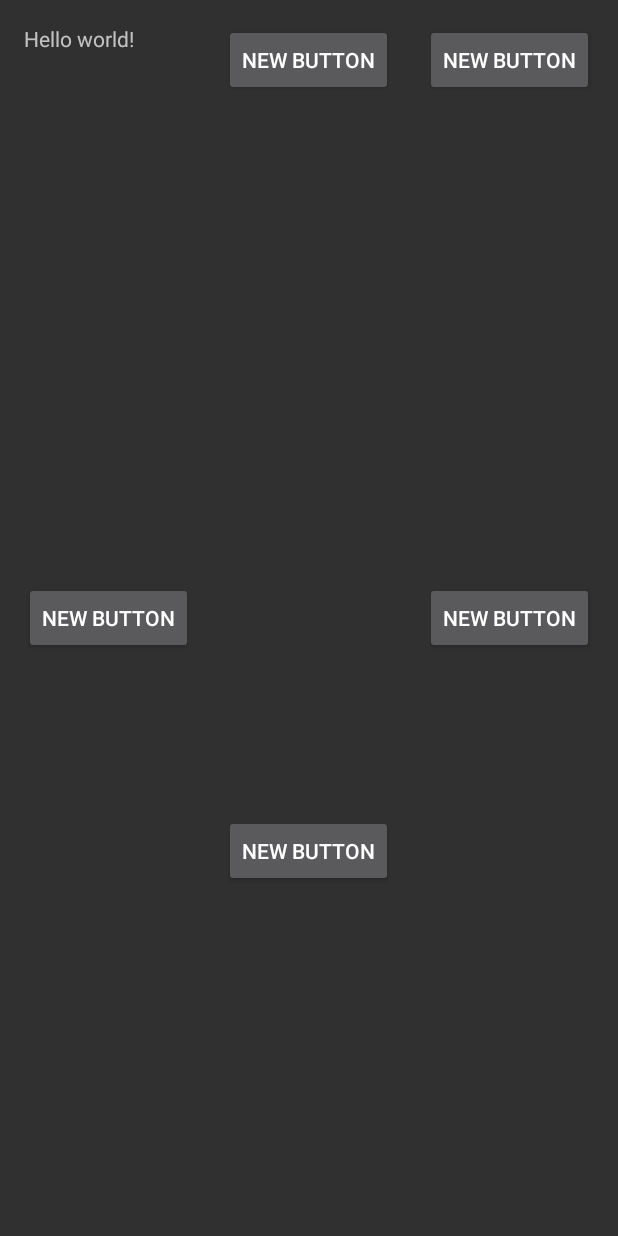
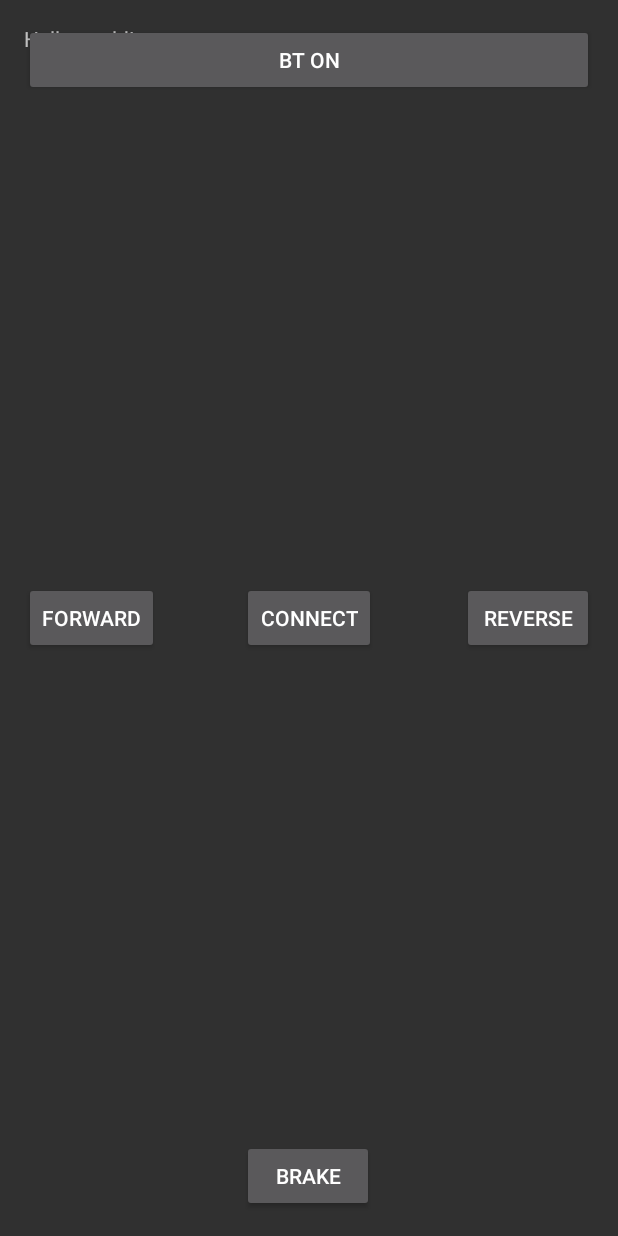
Before and after one commit to Ian-Stewart-Binks/CSC372, an Android app: the screen it shows after launch (MainActivity), on a phone screen of 412 x 824 dp. Run offline under Robolectric (Android 15) with nearby library versions, the light colour scheme and no system bars.

Commit message:
Android: Reverse added, cleaned up a bit.
New layout.

```diff
--- a/android/Gyremote/src/main/java/com/ian/gyremote/gyremote/MainActivity.java
+++ b/android/Gyremote/src/main/java/com/ian/gyremote/gyremote/MainActivity.java
@@ -34,7 +34,6 @@ public class MainActivity extends Activity {
 
     private Button On,Off,Visible,list;
     private Set<BluetoothDevice> pairedDevices;
-    private ListView lv;
     private static final String TAG = "bluetooth";
 
 
@@ -44,7 +43,7 @@ public class MainActivity extends Activity {
 
     private static final UUID MY_UUID = UUID.fromString("00001101-0000-1000-8000-00805F9B34FB");
 
-    private static String address;
+    private static String address = "00:6A:8E:16:C9:47";
 
     @Override
     protected void onCreate(Bundle savedInstanceState) {
@@ -55,7 +54,6 @@ public class MainActivity extends Activity {
         Off = (Button)findViewById(R.id.button2);
         Visible = (Button)findViewById(R.id.button3);
         list = (Button)findViewById(R.id.button4);
-        lv = (ListView)findViewById(R.id.listView);
 
         btAdapter = BluetoothAdapter.getDefaultAdapter();
     }
@@ -80,14 +78,8 @@ public class MainActivity extends Activity {
             address = dev.getAddress();
         }
 
-        Toast.makeText(getApplicationContext(),"Showing Paired Devices",
+        Toast.makeText(getApplicationContext(),"Connected",
                 Toast.LENGTH_SHORT).show();
-
-        final ArrayAdapter adapter = new ArrayAdapter
-                (this,android.R.layout.simple_list_item_1, list);
-
-        lv.setAdapter(adapter);
-
     }
 
     public void off(View view){
@@ -101,6 +93,9 @@ public class MainActivity extends Activity {
     }
 
     public void brake(View view){
+        sendData("b");
+    }
+    public void reverse(View view){
         sendData("r");
     }
 
--- a/android/Gyremote/src/main/res/layout/activity_main.xml
+++ b/android/Gyremote/src/main/res/layout/activity_main.xml
@@ -15,30 +15,35 @@
     <Button
             android:layout_width="wrap_content"
             android:layout_height="wrap_content"
-            android:text="New Button"
-            android:id="@+id/button1" android:layout_alignTop="@+id/textView3" android:layout_centerHorizontal="true"
-            android:onClick="on"/>
-    <Button android:layout_width="wrap_content" android:layout_height="wrap_content" android:text="New Button"
+            android:text="BT On"
+            android:id="@+id/button1"
+            android:layout_alignTop="@+id/textView3"
+            android:onClick="on" android:layout_alignParentLeft="true" android:layout_alignParentStart="true"
+            android:layout_alignParentRight="true"
+            android:layout_alignParentEnd="true"/>
+    <Button android:layout_width="wrap_content"
+            android:layout_height="wrap_content"
+            android:text="Forward"
             android:id="@+id/button2"
-            android:layout_centerVertical="true" android:layout_alignParentLeft="true"
-            android:onClick="goForward"/>
-    <Button android:layout_width="wrap_content" android:layout_height="wrap_content" android:text="New Button"
+            android:onClick="goForward"
+            android:layout_alignBaseline="@+id/button3" android:layout_alignBottom="@+id/button3"
+            android:layout_alignParentLeft="true" android:layout_alignParentStart="true"/>
+    <Button android:layout_width="wrap_content"
+            android:layout_height="wrap_content"
+            android:text="Reverse"
             android:id="@+id/button3" android:layout_centerVertical="true" android:layout_alignParentRight="true"
-            android:onClick="off"/>
-    <Button android:layout_width="wrap_content" android:layout_height="wrap_content" android:text="New Button"
-            android:id="@+id/button4" android:layout_centerVertical="false" android:layout_alignParentRight="true"
-            android:onClick="list"/>
-    <ListView
-            android:layout_width="wrap_content"
-            android:layout_height="wrap_content"
-            android:id="@+id/listView" android:layout_alignParentBottom="true" android:layout_alignParentLeft="true"
-            android:layout_alignParentStart="true"/>
+            android:onClick="reverse"/>
+    <Button android:layout_width="wrap_content" android:layout_height="wrap_content"
+            android:text="Connect"
+            android:id="@+id/button4"
+            android:onClick="list" android:layout_alignBaseline="@+id/button3" android:layout_alignBottom="@+id/button3"
+            android:layout_centerHorizontal="true"/>
     <Button
             android:layout_width="wrap_content"
             android:layout_height="wrap_content"
-            android:text="New Button"
-            android:id="@+id/button5" android:layout_below="@+id/button2" android:layout_alignRight="@+id/button1"
-            android:layout_alignEnd="@+id/button4" android:layout_marginTop="107dp"
-            android:onClick="brake"/>
+            android:text="Brake"
+            android:id="@+id/button5"
+            android:onClick="brake" android:layout_alignParentBottom="true" android:layout_alignLeft="@+id/button4"
+            android:layout_alignStart="@+id/button4"/>
 
 </RelativeLayout>
```
